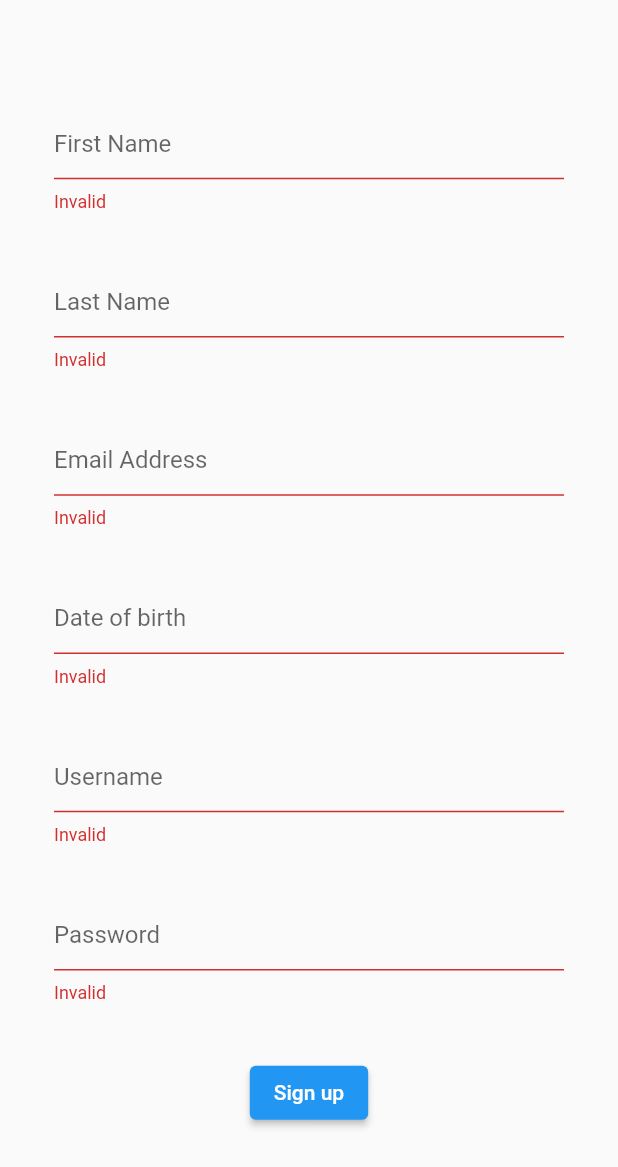
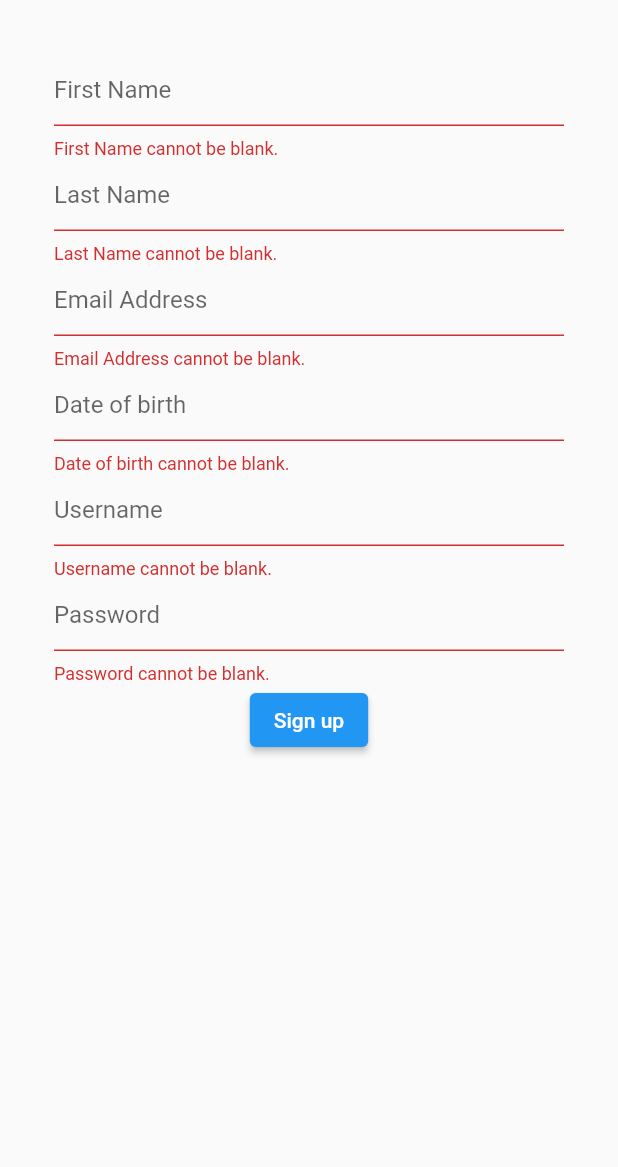
Before and after one commit to ListEverywhere/ListEverywhereApp, a Flutter app: the RegisterView screen opened by its route, after a tap on "Sign up", on a phone screen of 412 x 824 dp. Shown: the top 1167 px of the screen. Run offline on Flutter 3.47's test engine with Material 2 defaults, Android fonts, the phone set to English and light mode, and no system bars.

Commit message:
Register commit 3
- Fixed user_service register method
- register.dart - see below
- added actions to AlertDialog
- updated AlertDialog strings to use const strings
- On success, user can go to login page or go back

```diff
--- a/lib/services/user_service.dart
+++ b/lib/services/user_service.dart
@@ -12,7 +12,7 @@ class UserService {
 
     var response = await http
         .post(
-          Uri.parse('_url/'),
+          Uri.parse('$_url/'),
           headers: {'Content-Type': 'application/json'},
           body: userJson,
         )
--- a/lib/views/register.dart
+++ b/lib/views/register.dart
@@ -28,6 +28,8 @@ class RegisterViewState extends State<RegisterView> {
 
     return Scaffold(
       body: SafeArea(
+        child: SingleChildScrollView(
+          scrollDirection: Axis.vertical,
           child: Form(
               key: _formKey,
               child: Padding(
@@ -35,7 +37,8 @@ class RegisterViewState extends State<RegisterView> {
                 child: Column(
                   mainAxisAlignment: MainAxisAlignment.spaceEvenly,
                   children: [
-                  ReusableFormField(controller: firstName, hint: "First Name"),
+                    ReusableFormField(
+                        controller: firstName, hint: "First Name"),
                     ReusableFormField(controller: lastName, hint: "Last Name"),
                     ReusableFormField(controller: email, hint: "Email Address"),
                     ReusableFormDateField(
@@ -64,19 +67,36 @@ class RegisterViewState extends State<RegisterView> {
                             var response =
                                 await widget.userService.sendRegisterData(user);
                             print("success");
+
+                            if (!context.mounted) return;
                             showDialog(
                                 context: context,
                                 builder: (ctxt) => AlertDialog(
-                                  content: Text(response.toString())));
-                          AlertDialog(
-                            content: Text(response.toString()),
-                          );
+                                        actions: [
+                                          TextButton(
+                                            onPressed: () => Navigator
+                                                .pushNamedAndRemoveUntil(
+                                                    context,
+                                                    '/login',
+                                                    ModalRoute.withName('/')),
+                                            child: const Text('Go to Login'),
+                                          ),
+                                          TextButton(
+                                            onPressed: () => Navigator.popUntil(
+                                                context,
+                                                ModalRoute.withName('/')),
+                                            child: const Text('Close'),
+                                          ),
+                                        ],
+                                        content: const Text(
+                                            'Successfully registered account!')));
                           } on Exception catch (e) {
-                          print("error");
+                            print(e);
                             showDialog(
                                 context: context,
-                              builder: (ctxt) => AlertDialog(
-                                    content: Text(e.toString()),
+                                builder: (ctxt) => const AlertDialog(
+                                      content: Text(
+                                          "There was an error registering the account."),
                                     ));
                           }
                         }
@@ -87,6 +107,7 @@ class RegisterViewState extends State<RegisterView> {
                 ),
               )),
         ),
+      ),
     );
   }
 }
--- a/lib/widgets/reusable_field.dart
+++ b/lib/widgets/reusable_field.dart
@@ -6,11 +6,15 @@ class ReusableFormField extends StatelessWidget {
       {super.key,
       required this.controller,
       required this.hint,
-      this.isPassword = false});
+      this.isPassword = false,
+      this.minLength = 1,
+      this.maxLength = 64});
 
   final TextEditingController controller;
   final String hint;
   final bool isPassword;
+  final int minLength;
+  final int maxLength;
 
   @override
   Widget build(BuildContext context) {
@@ -24,7 +28,9 @@ class ReusableFormField extends StatelessWidget {
       controller: controller,
       validator: (value) {
         if (value == null || value.isEmpty) {
-          return 'Invalid';
+          return "$hint cannot be blank.";
+        } else if (value.length < minLength || value.length > maxLength) {
+          return "$hint must be between $minLength to $maxLength characters.";
         }
         return null;
       },
@@ -62,7 +68,7 @@ class ReusableFormDateField extends StatelessWidget {
       controller: controller,
       validator: (value) {
         if (value == null || value.isEmpty) {
-          return 'Invalid';
+          return '$hint cannot be blank.';
         }
         return null;
       },
```
Also changed, not shown: 3 other files. Lines whose indentation alone changed are shown as unchanged.
